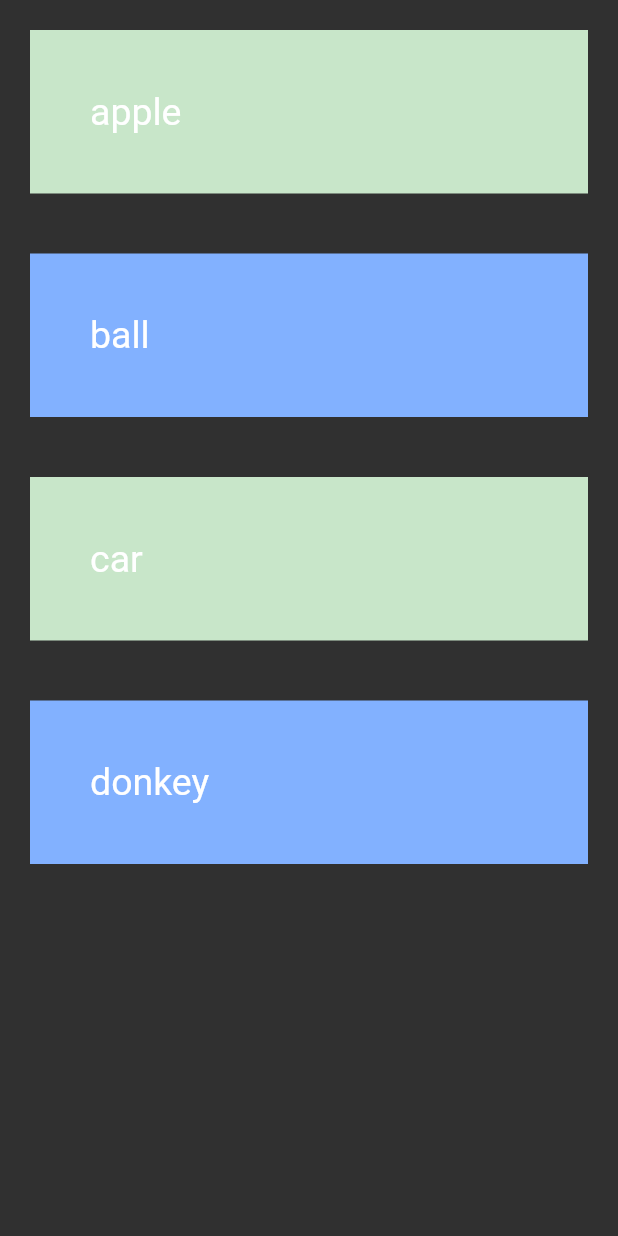
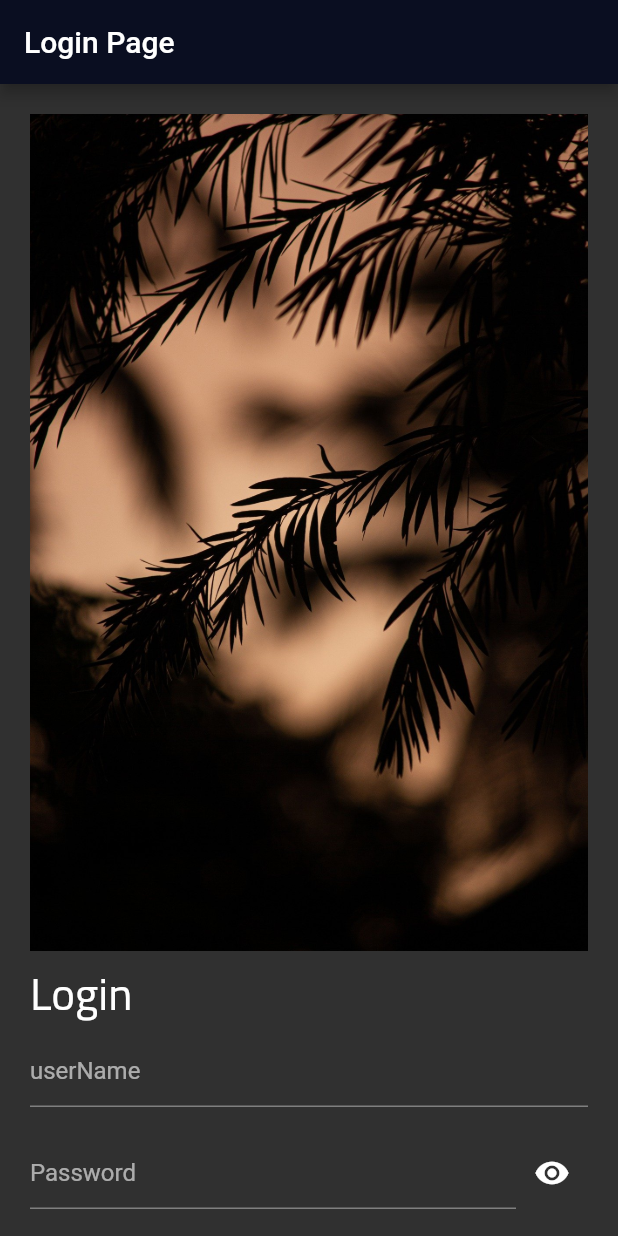
Before and after one commit to ck-lamib/Flutter, a Flutter app: the screen it shows after launch, on a phone screen of 412 x 824 dp. Run offline on Flutter 3.47's test engine with Material 2 defaults, Android fonts, the phone set to English and light mode, and no system bars.

Commit message:
adding login page and completing tutorial 12 of https://dlohani.com.np/blog/flutter-intro-nepali-series#11-adding-custom-fonts-and-images-to-flutter

```diff
--- a/first_flutter_app/lib/main.dart
+++ b/first_flutter_app/lib/main.dart
@@ -1,3 +1,4 @@
+import 'package:first_flutter_app/ui/login_page.dart';
 import 'package:flutter/material.dart';
 
 void main(List<String> args) {
@@ -14,7 +15,7 @@
           backgroundColor: Color(0xff0a0e21),
         ),
       ),
-      home: HomePage(),
+      home: LoginPage(),
     );
   }
 }
--- /dev/null
+++ b/first_flutter_app/lib/resources/assets.dart
@@ -0,0 +1,4 @@
+class Assets {
+  static String loginImage = "asset/images/sunset.jpeg";
+  static String loginFont = "Cairo";
+}
--- /dev/null
+++ b/first_flutter_app/lib/ui/login_page.dart
@@ -0,0 +1,75 @@
+import 'package:first_flutter_app/resources/assets.dart';
+import 'package:flutter/material.dart';
+
+class LoginPage extends StatefulWidget {
+  @override
+  State<LoginPage> createState() => _LoginPageState();
+}
+
+class _LoginPageState extends State<LoginPage> {
+  TextEditingController uNController = TextEditingController();
+  TextEditingController pwController = TextEditingController();
+  bool hidePassword = true;
+  @override
+  Widget build(BuildContext context) {
+    return Scaffold(
+      appBar: AppBar(
+        title: Text('Login Page'),
+      ),
+      body: ListView(
+        padding: EdgeInsets.all(20),
+        children: [
+          Image.asset(Assets.loginImage),
+          Text(
+            "Login",
+            style: TextStyle(
+              fontFamily: Assets.loginFont,
+              fontSize: 30,
+            ),
+          ),
+          TextField(
+            controller: uNController,
+            decoration: InputDecoration(
+              hintText: "userName",
+            ),
+          ),
+          SizedBox(
+            height: 20,
+          ),
+          Row(
+            children: [
+              Expanded(
+                child: TextField(
+                  controller: pwController,
+                  decoration: InputDecoration(
+                    hintText: "Password",
+                  ),
+                  obscureText: hidePassword,
+                ),
+              ),
+              IconButton(
+                onPressed: () {
+                  setState(() {
+                    hidePassword = !hidePassword;
+                  });
+                },
+                icon: Icon(Icons.remove_red_eye),
+              ),
+            ],
+          ),
+          SizedBox(
+            height: 20,
+          ),
+          ElevatedButton(
+              onPressed: () => {
+                    if (uNController.text == 'bimal' && pwController.text == 'bimal')
+                      {print("yes it is bimal")}
+                    else
+                      print("try again.")
+                  },
+              child: Text("Login"))
+        ],
+      ),
+    );
+  }
+}
```
Also changed, not shown: first_flutter_app/asset/fonts/Cairo/OFL.txt (added, +93 -0 lines), first_flutter_app/pubspec.yaml (+6 -6 lines), first_flutter_app/asset/fonts/Cairo/Cairo-VariableFont_wght.ttf (added), first_flutter_app/asset/fonts/Cairo/README.txt (added), first_flutter_app/asset/fonts/Cairo/static/Cairo-Black.ttf (added), first_flutter_app/asset/fonts/Cairo/static/Cairo-Bold.ttf (added), first_flutter_app/asset/fonts/Cairo/static/Cairo-ExtraBold.ttf (added), first_flutter_app/asset/fonts/Cairo/static/Cairo-ExtraLight.ttf (added), first_flutter_app/asset/fonts/Cairo/static/Cairo-Light.ttf (added), first_flutter_app/asset/fonts/Cairo/static/Cairo-Medium.ttf (added), first_flutter_app/asset/fonts/Cairo/static/Cairo-Regular.ttf (added), first_flutter_app/asset/fonts/Cairo/static/Cairo-SemiBold.ttf (added), first_flutter_app/asset/images/sunset.jpeg (added).
